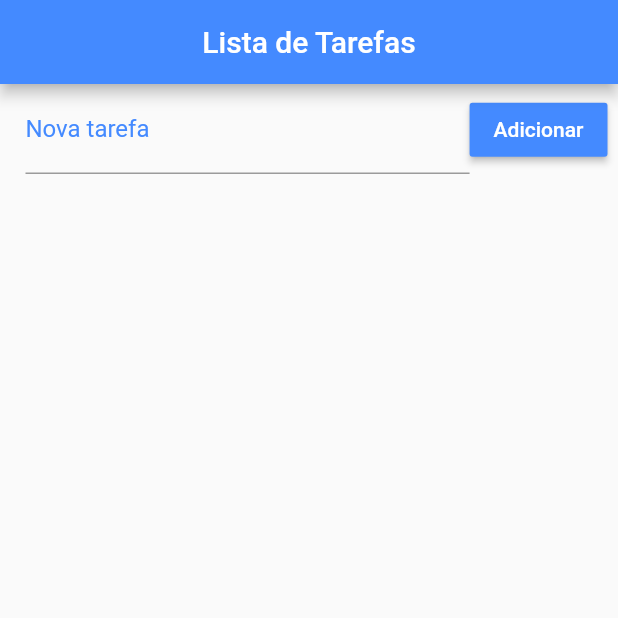
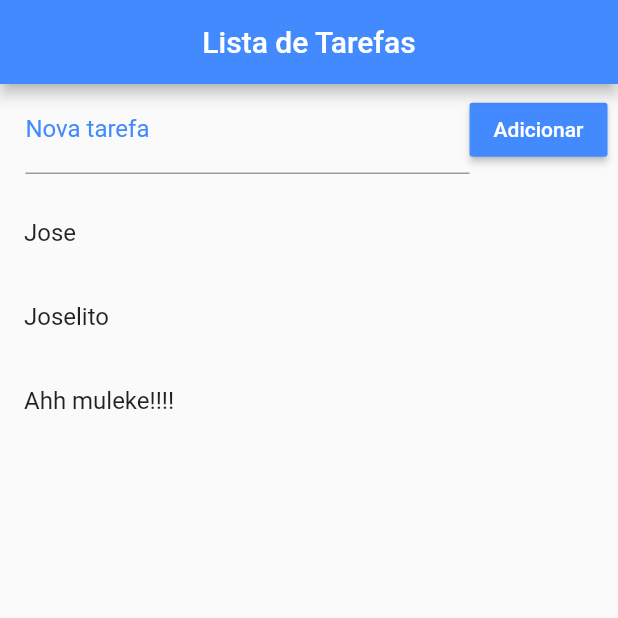
Before and after one commit to danilofpires/lista_tarefas, a Flutter app: the screen it shows after launch, on a phone screen of 412 x 824 dp, the top half of it. Run offline on Flutter 3.47's test engine with Material 2 defaults, Android fonts, the phone set to English and light mode, and no system bars.

Commit message:
Before ChecklistBox

```diff
--- a/lib/main.dart
+++ b/lib/main.dart
@@ -53,8 +53,11 @@ class _HomeState extends State<Home> {
           Expanded(
             child: ListView.builder(
                 padding: EdgeInsets.only(top: 10.0),
-                itemBuilder: (context, index) {
-
+                itemCount: _toDoList.length,
+                itemBuilder: (context, index){
+                  return ListTile(
+                    title: Text(_toDoList[index]),
+                  );
                 }),
           ),
         ],
```
Also changed, not shown: 3 other files.
